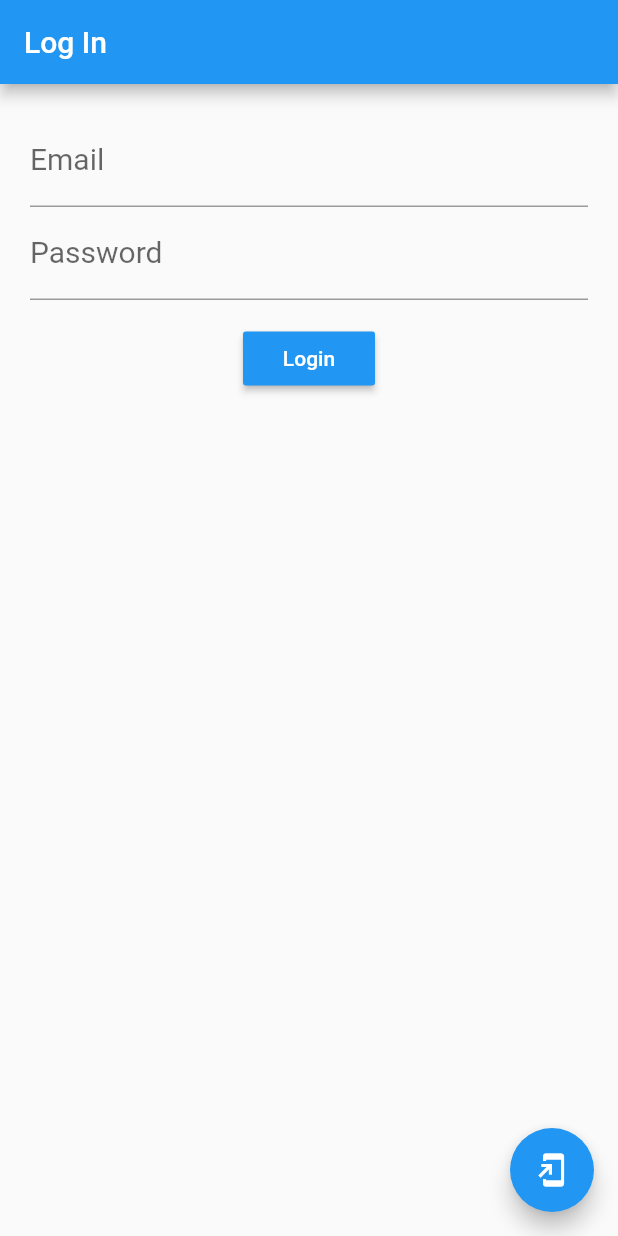
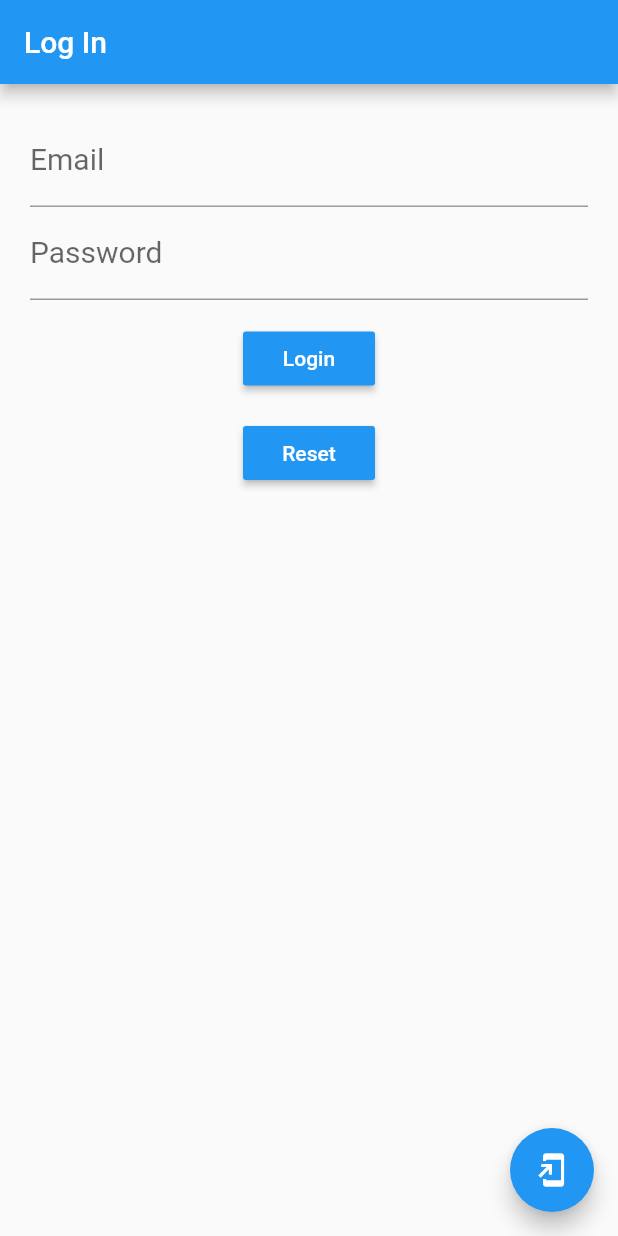
Before and after one commit to Zishanr/FlutterLoginStatefull, a Flutter app: the screen it shows after launch, on a phone screen of 412 x 824 dp. Run offline on Flutter 3.47's test engine with Material 2 defaults, Android fonts, the phone set to English and light mode, and no system bars.

Commit message:
Added mixins file and reset functionality

```diff
--- a/lib/src/screens/login_screen.dart
+++ b/lib/src/screens/login_screen.dart
@@ -1,4 +1,5 @@
 import 'package:flutter/material.dart';
+import '../minxins/validation_mixin.dart';
 
 class LoginScreen extends StatefulWidget {
   @override
@@ -7,8 +8,8 @@ class LoginScreen extends StatefulWidget {
   }
 }
 
-class LoginScreenState extends State<LoginScreen> {
-  final formStateGlobalKey = GlobalKey<FormState>();
+class LoginScreenState extends State<LoginScreen> with ValidationMixin {
+  final GlobalKey<FormState> formStateGlobalKey = GlobalKey<FormState>();
   String emailValue, passwordValue;
 
   @override
@@ -25,6 +26,10 @@ class LoginScreenState extends State<LoginScreen> {
               margin: EdgeInsets.only(top: 15.0),
             ),
             submitButton(),
+            Container(
+              margin: EdgeInsets.only(top: 15.0),
+            ),
+            resetButton(),
           ],
         ),
       ),
@@ -42,15 +47,7 @@ class LoginScreenState extends State<LoginScreen> {
       ),
       keyboardType: TextInputType.emailAddress,
       textInputAction: TextInputAction.next,
-      validator: (String value) {
-        if (value.isEmpty) {
-          return 'Email address cant be null';
-        }
-        if (!value.contains('@')) {
-          return 'Please enter a valid email address';
-        }
-        return null;
-      },
+      validator: emailValidation,
       onSaved: (String value) {
         emailValue = value;
       },
@@ -66,15 +63,7 @@ class LoginScreenState extends State<LoginScreen> {
             fontSize: 20.0,
           ),
           hintText: 'Password'),
-      validator: (String value) {
-        if (value.isEmpty) {
-          return 'Enter valid password';
-        }
-        if (value.length < 4) {
-          return 'Password lenght must be at least 4 characters';
-        }
-        return null;
-      },
+      validator: passwordValidation,
       onSaved: (String value) {
         passwordValue = value;
       },
@@ -96,4 +85,15 @@ class LoginScreenState extends State<LoginScreen> {
       color: Colors.blue,
     );
   }
+
+  Widget resetButton() {
+    return RaisedButton(
+      onPressed: (){
+        formStateGlobalKey.currentState.reset();
+      },
+      textColor: Colors.white,
+      child: Text('Reset'),
+      color: Colors.blue,
+    );
+  }
 }
```
Also changed, not shown: lib/src/minxins/validation_mixin.dart (added, +25 -0 lines).
